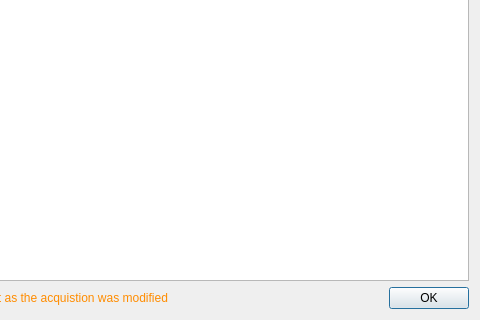
This is Tools/Mokka/Metadata.ui in Biomechanical-ToolKit/BTKCore as Qt 5 draws it before an edit; both pictures show x 200 to 680 and y 160 to 480 of the 680 by 480 pixel window. The edited form follows.
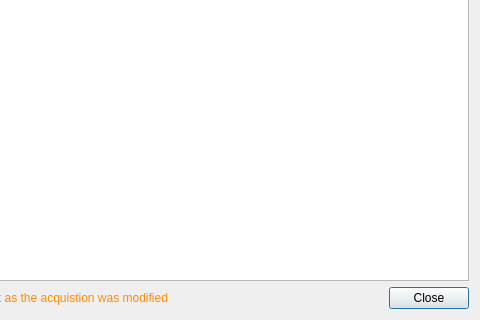
This is the edited form. Icons and pictures are not drawn. Custom widgets are drawn as their Qt base class.

Commit message: [UPD] Mokka: The dialog for the metadata uses now a "Close" button instead of a "OK".

Patch:
```diff
--- a/Tools/Mokka/Metadata.ui
+++ b/Tools/Mokka/Metadata.ui
@@ -67,10 +67,7 @@
         <enum>Qt::Horizontal</enum>
        </property>
        <property name="standardButtons">
-        <set>QDialogButtonBox::Ok</set>
-       </property>
-       <property name="centerButtons">
-        <bool>false</bool>
+        <set>QDialogButtonBox::Close</set>
        </property>
       </widget>
      </item>
```
